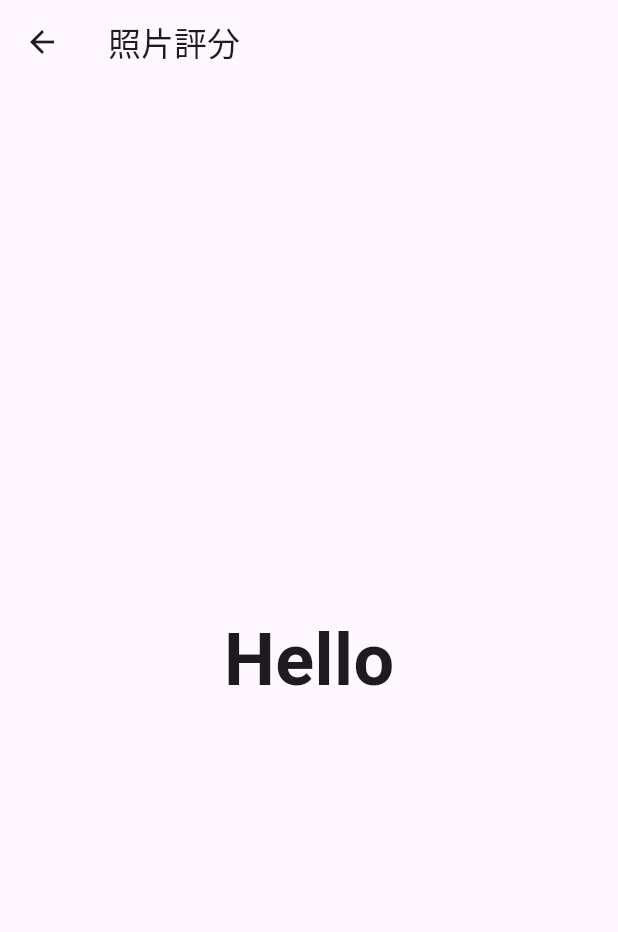
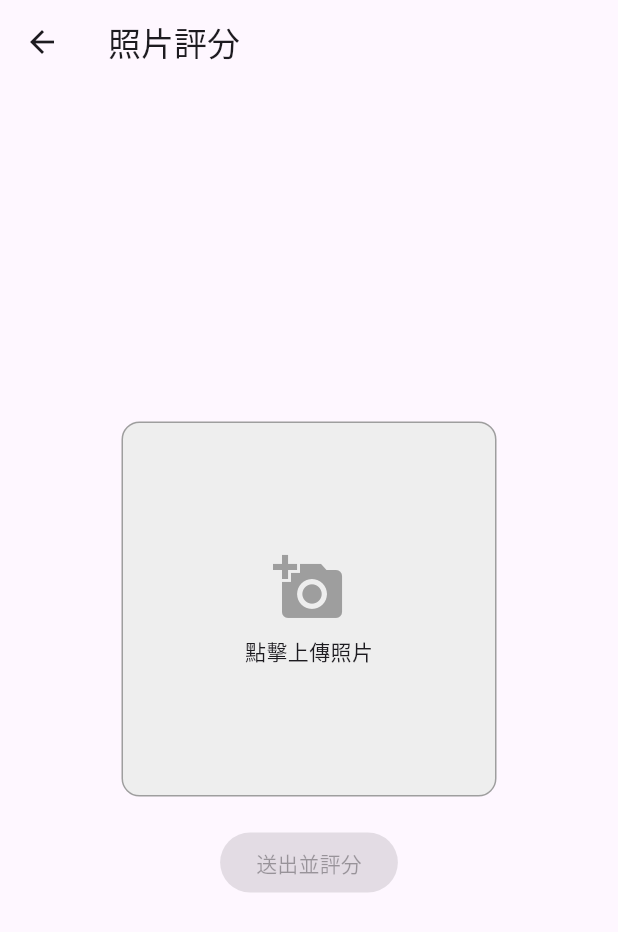
Before and after one commit to anjrlee/vista, a Flutter app: the PhotoScore screen opened directly, on a phone screen of 412 x 824 dp. Shown: the top 932 px of the screen. Run offline on Flutter 3.47's test engine with Material 3 defaults, Android fonts, the phone set to English and light mode, and no system bars; our stand-ins replace camera, flutter_dotenv, google_sign_in, image_picker, permission_handler; missing offline and left inert: photo_manager, saver_gallery.

Commit message:
photoScore_page

```diff
--- a/frontend/lib/home/photoScore.dart
+++ b/frontend/lib/home/photoScore.dart
@@ -1,22 +1,148 @@
+import 'dart:io';
+
 import 'package:flutter/material.dart';
+import 'package:image_picker/image_picker.dart';
+import 'package:http/http.dart' as http;
+import 'package:flutter_dotenv/flutter_dotenv.dart';
+import 'package:http_parser/http_parser.dart';
+import 'dart:convert';
 
-class PhotoScore extends StatelessWidget {
-  const PhotoScore({super.key});
+
+class PhotoScore extends StatefulWidget {
+  const PhotoScore({Key? key}) : super(key: key);
+
+  @override
+  _PhotoScoreState createState() => _PhotoScoreState();
+}
+
+class _PhotoScoreState extends State<PhotoScore> {
+  File? _image;
+  bool _isLoading = false;
+  final ImagePicker _picker = ImagePicker();
+  final String _uploadUrl = '${dotenv.env['API_BASE_URL']}/aestheticScoreFunction';
+
+  Future<void> _pickImage() async {
+    final XFile? pickedFile = await _picker.pickImage(
+      source: ImageSource.gallery,
+      maxWidth: 800,
+      maxHeight: 800,
+      imageQuality: 85,
+    );
+
+    if (pickedFile != null) {
+      setState(() {
+        _image = File(pickedFile.path);
+      });
+    }
+  }
+
+  Future<void> _uploadAndScore() async {
+    if (_image == null) return;
+
+    setState(() {
+      _isLoading = true;
+    });
+
+    try {
+      var request = http.MultipartRequest('POST', Uri.parse(_uploadUrl));
+      request.files.add(
+        await http.MultipartFile.fromPath(
+          'image',
+          _image!.path,
+          contentType: MediaType('image', 'jpeg'),
+        ),
+      );
+
+      // 如需額外參數，可在此添加
+      request.fields['line_index'] = '1';
+
+      var streamedResponse = await request.send();
+      var response = await http.Response.fromStream(streamedResponse);
+
+      if (response.statusCode == 200) {
+        final String body = response.body;
+        final double score = double.parse(body);
+        _showResult(score);
+      } else {
+        _showError('上傳失敗，狀態碼: ${response.statusCode}');
+      }
+    } catch (e) {
+      _showError('錯誤: $e');
+    } finally {
+      setState(() {
+        _isLoading = false;
+      });
+    }
+  }
+
+  void _showResult(dynamic score) {
+    showDialog(
+      context: context,
+      builder: (_) => AlertDialog(
+        title: const Text('評分結果'),
+        content: Text('您的照片評分: $score'),
+        actions: [
+          TextButton(
+            onPressed: () => Navigator.pop(context),
+            child: const Text('確定'),
+          ),
+        ],
+      ),
+    );
+  }
+
+  void _showError(String message) {
+    ScaffoldMessenger.of(context).showSnackBar(
+      SnackBar(content: Text(message)),
+    );
+  }
 
   @override
   Widget build(BuildContext context) {
     return Scaffold(
       appBar: AppBar(
         title: const Text('照片評分'),
-
       ),
-      body: const Center(
-        child: Text(
-          'Hello',
-          style: TextStyle(
-            fontSize: 48,
-            fontWeight: FontWeight.bold,
-          ),
+      body: Center(
+        child: Column(
+          mainAxisSize: MainAxisSize.min,
+          children: [
+            GestureDetector(
+              onTap: _pickImage,
+              child: Container(
+                width: 250,
+                height: 250,
+                decoration: BoxDecoration(
+                  border: Border.all(color: Colors.grey),
+                  borderRadius: BorderRadius.circular(12),
+                  color: Colors.grey[200],
+                ),
+                child: _image != null
+                    ? ClipRRect(
+                  borderRadius: BorderRadius.circular(12),
+                  child: Image.file(
+                    _image!,
+                    fit: BoxFit.cover,
+                  ),
+                )
+                    : Column(
+                  mainAxisAlignment: MainAxisAlignment.center,
+                  children: const [
+                    Icon(Icons.add_a_photo, size: 48, color: Colors.grey),
+                    SizedBox(height: 8),
+                    Text('點擊上傳照片'),
+                  ],
+                ),
+              ),
+            ),
+            const SizedBox(height: 20),
+            _isLoading
+                ? const CircularProgressIndicator()
+                : ElevatedButton(
+              onPressed: _image != null ? _uploadAndScore : null,
+              child: const Text('送出並評分'),
+            ),
+          ],
         ),
       ),
     );
```
Also changed, not shown: frontend/pubspec.lock, 1 other file.
